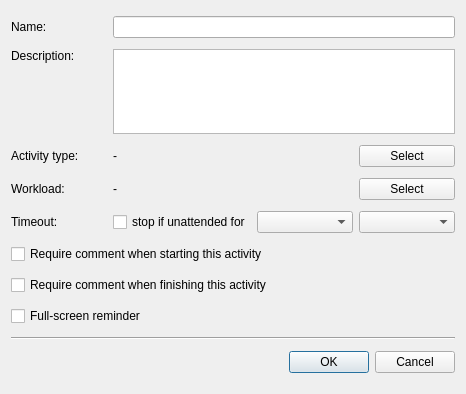
Before: the Qt Designer form Srt.QT/tt3-gui/CreatePublicActivityDialog.ui in akapustiatyahoocouk/TimeTracker3, drawn with Qt 5.
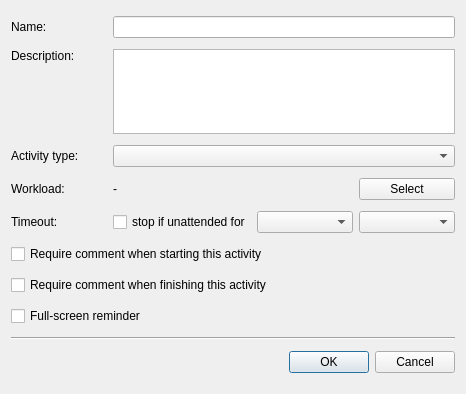
After: the same form once the commit is applied. Icons and pictures are not drawn.

Patch:
```diff
--- a/Srt.QT/tt3-gui/CreatePublicActivityDialog.ui
+++ b/Srt.QT/tt3-gui/CreatePublicActivityDialog.ui
@@ -132,31 +132,13 @@
      </property>
     </widget>
    </item>
-   <item row="2" column="1" colspan="2">
-    <widget class="QLabel" name="activityTypeValueLabel">
-     <property name="text">
-      <string>-</string>
-     </property>
-     <property name="wordWrap">
-      <bool>true</bool>
-     </property>
-    </widget>
-   </item>
    <item row="3" column="1" colspan="2">
     <widget class="QLabel" name="workloadValueLabel">
      <property name="text">
       <string>-</string>
      </property>
-    </widget>
-   </item>
-   <item row="2" column="3">
-    <widget class="QPushButton" name="selectActivityTypePushButton">
-     <property name="text">
-      <string>Select</string>
-     </property>
-     <property name="icon">
-      <iconset resource="tt3-gui.qrc">
-       <normaloff>:/tt3-gui/Resources/Images/Actions/ViewActivityTypeSmall.png</normaloff>:/tt3-gui/Resources/Images/Actions/ViewActivityTypeSmall.png</iconset>
+     <property name="wordWrap">
+      <bool>true</bool>
      </property>
     </widget>
    </item>
@@ -171,6 +153,9 @@
      </property>
     </widget>
    </item>
+   <item row="2" column="1" colspan="3">
+    <widget class="QComboBox" name="activityTypeComboBox"/>
+   </item>
   </layout>
  </widget>
  <tabstops>
```
Left out of the diff: 19 changed lines with no effect on the pictures.
